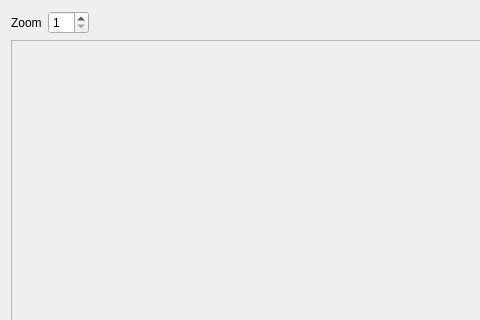
Qt form data/qt/Viewer.ui (gstiebler/vision_workbench) before a commit; both pictures show x 0 to 480 and y 0 to 320 of the 892 by 612 pixel window.
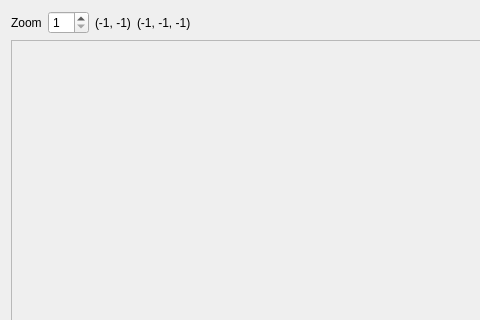
The same form after that commit.

Commit message: Showing coords and RGB value when moving mouse over image in image viewer window

```diff
--- a/data/qt/Viewer.ui
+++ b/data/qt/Viewer.ui
@@ -39,6 +39,20 @@
        </property>
       </widget>
      </item>
+     <item>
+      <widget class="QLabel" name="coordsLabel">
+       <property name="text">
+        <string>(-1, -1)</string>
+       </property>
+      </widget>
+     </item>
+     <item>
+      <widget class="QLabel" name="rgbLabel">
+       <property name="text">
+        <string>(-1, -1, -1)</string>
+       </property>
+      </widget>
+     </item>
      <item>
       <spacer name="horizontalSpacer">
        <property name="orientation">
```
Left out of the diff: 22 changed lines with no effect on the pictures. The commit also changes 5 other files.
